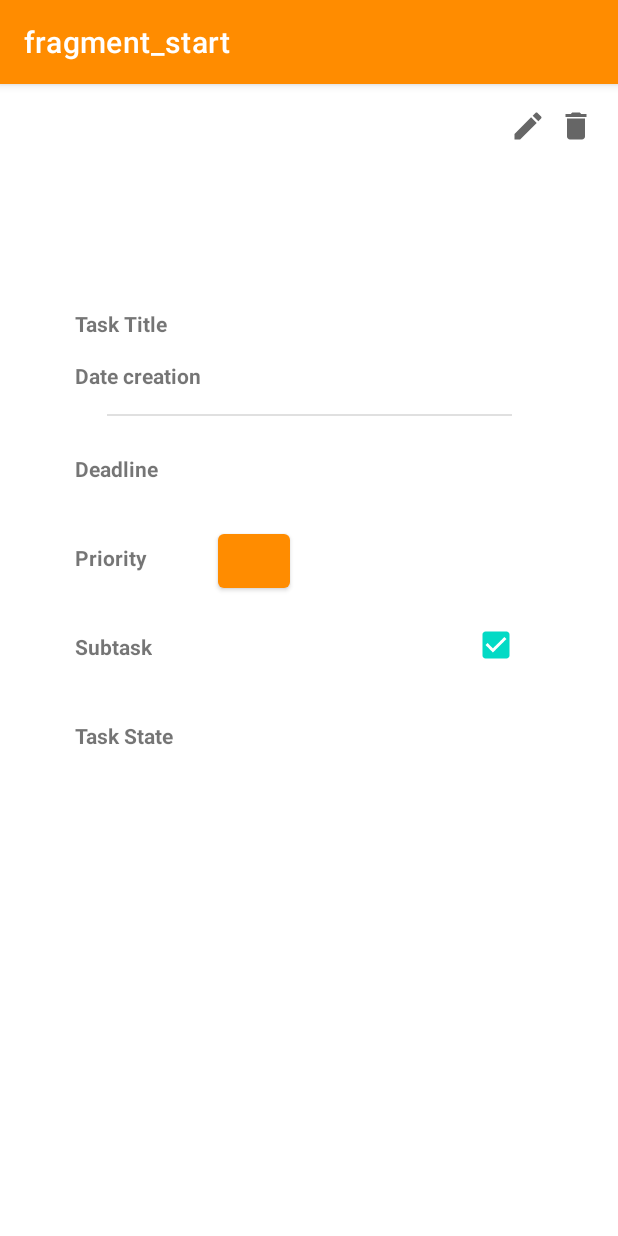
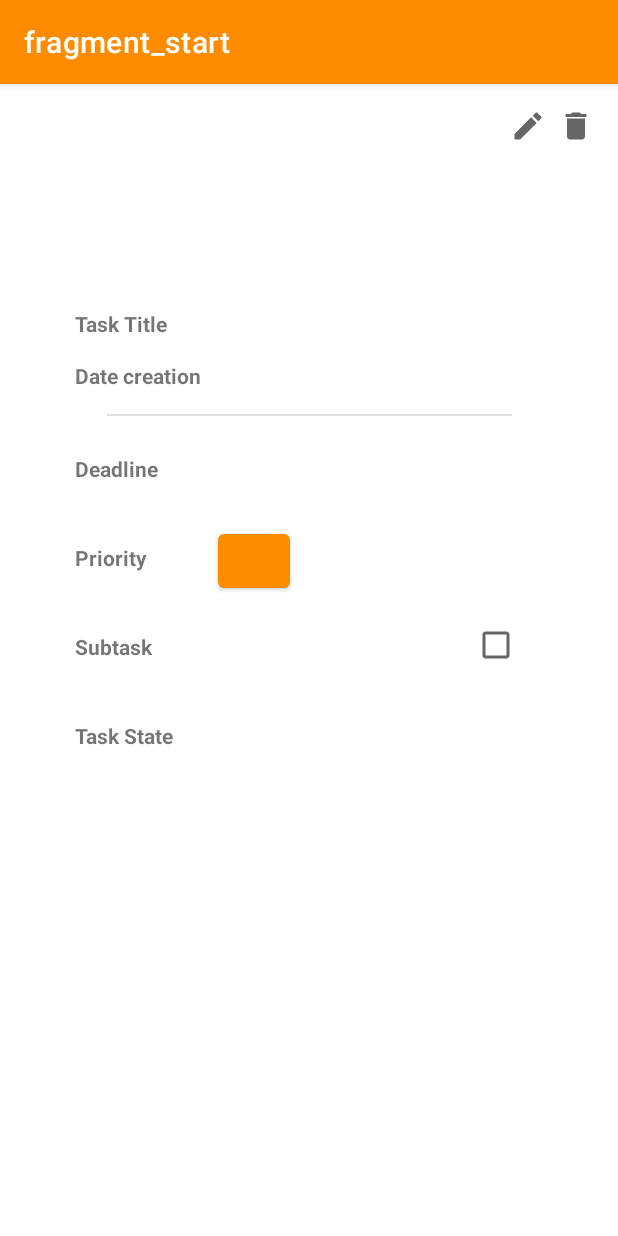
Before and after one commit to RahafNasser-cs/ToDo, an Android app: the fragment TaskDetailsFragment placed in its activity, on a phone screen of 412 x 824 dp. Run offline under Robolectric (Android 15) with nearby library versions, the phone set to English and light mode, and no system bars; our stand-ins replace data binding, navigation-ui; 8 statements that could not run were skipped.

Commit message:
update all files

```diff
--- a/app/src/main/java/com/example/todo/StartFragment.kt
+++ b/app/src/main/java/com/example/todo/StartFragment.kt
@@ -38,6 +38,7 @@ class StartFragment : Fragment() {
             }
             recyclerView.setHasFixedSize(true)
         }
+        sharedViewModel.testing()
     }
     override fun onDestroy() {
         super.onDestroy()
--- a/app/src/main/res/layout/fragment_task_details.xml
+++ b/app/src/main/res/layout/fragment_task_details.xml
@@ -138,7 +138,8 @@
                 android:layout_marginStart="45dp"
                 android:layout_marginTop="16dp"
                 android:text="@={viewModel.subTask}"
-                android:checked="true"
+                android:checked="false"
+                android:onClick="@{()-> taskDetailsFragment.subtaskChecked()}"
                 android:checkMark="?android:attr/listChoiceIndicatorMultiple"
                 app:layout_constraintStart_toEndOf="@+id/subtask"
                 app:layout_constraintTop_toBottomOf="@+id/priority_content"/>
--- a/app/src/main/res/navigation/nav_graph.xml
+++ b/app/src/main/res/navigation/nav_graph.xml
@@ -16,6 +16,21 @@
         <action
             android:id="@+id/action_startFragment_to_newTaskFragment"
             app:destination="@id/newTaskFragment" />
+        <argument
+            android:name="title"
+            app:argType="string" />
+        <argument
+            android:name="date"
+            app:argType="string" />
+        <argument
+            android:name="subtask"
+            app:argType="string" />
+        <argument
+            android:name="priority"
+            app:argType="string" />
+        <argument
+            android:name="taskStatus"
+            app:argType="string" />
     </fragment>
     <fragment
         android:id="@+id/taskDetailsFragment"
--- a/app/src/main/res/values/styles.xml
+++ b/app/src/main/res/values/styles.xml
@@ -5,4 +5,9 @@
     <style name="Widget.ToDo.Divider" parent="">
         <item name="android:background">?attr/dividerHorizontal</item>
     </style>
+
+    <!-- Text style to italic  -->
+    <style name="italicText">
+        <item name="android:textStyle">italic</item>
+    </style>
 </resources>
```
Also changed, not shown: app/src/main/java/com/example/todo/NewTaskFragment.kt (+33 -3 lines), app/src/main/java/com/example/todo/TaskDetailsFragment.kt (+32 -2 lines), app/src/main/java/com/example/todo/adapter/ItemAdapter.kt (+14 -1 lines), app/src/main/java/com/example/todo/model/TaskViewModel.kt (+17 -4 lines).
